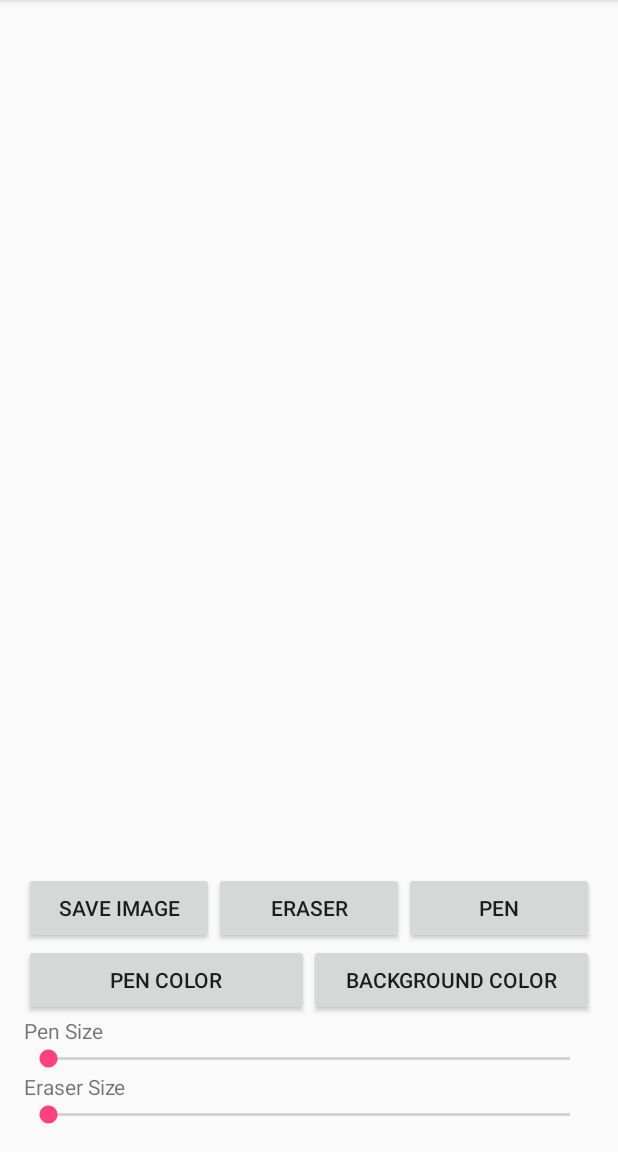
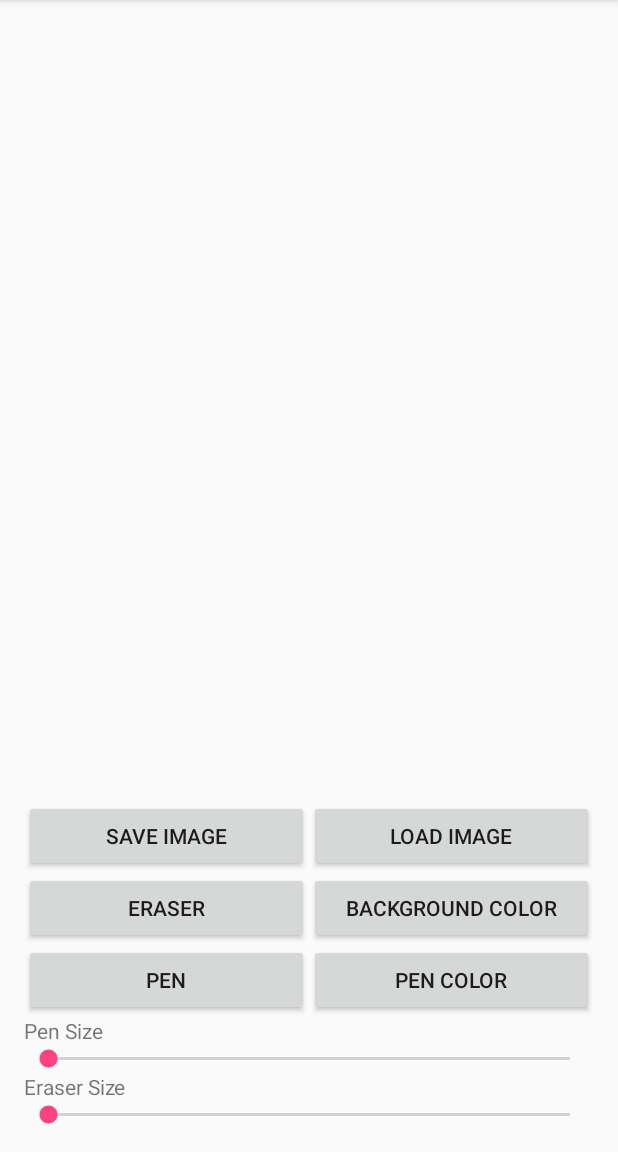
Before and after one commit to mukeshsolanki/DrawingView-Android, an Android app: the screen it shows after launch (MainActivity), after a tap on "SAVE IMAGE", on a phone screen of 412 x 824 dp, the part 84-1236 px from its top. Run offline under Robolectric (Android 15) with nearby library versions, the light colour scheme and no system bars; libraries missing offline, so code that uses them is left out: com.pavelsikun.vintagechroma.

Commit message:
Loading previous images

```diff
--- a/app/src/main/java/com/mukesh/drawingview/example/MainActivity.java
+++ b/app/src/main/java/com/mukesh/drawingview/example/MainActivity.java
@@ -1,11 +1,13 @@
 package com.mukesh.drawingview.example;
 
 import android.graphics.Bitmap;
+import android.graphics.BitmapFactory;
 import android.graphics.Color;
 import android.os.Bundle;
 import android.os.Environment;
 import android.support.annotation.ColorInt;
 import android.support.v7.app.AppCompatActivity;
+import android.util.Log;
 import android.view.View;
 import android.widget.Button;
 import android.widget.SeekBar;
@@ -17,7 +19,8 @@ import com.pavelsikun.vintagechroma.colormode.ColorMode;
 
 public class MainActivity extends AppCompatActivity
     implements View.OnClickListener, SeekBar.OnSeekBarChangeListener {
-  private Button mSaveButton, mPenButton, mEraserButton, mPenColorButton, mBackgroundColorButton;
+  private Button mSaveButton, mPenButton, mEraserButton, mPenColorButton, mBackgroundColorButton,
+      mLoadButton;
   private DrawingView mDrawingView;
   private SeekBar mPenSizeSeekbar, mEraserSeekbar;
 
@@ -36,11 +39,13 @@ public class MainActivity extends AppCompatActivity
     mBackgroundColorButton.setOnClickListener(this);
     mPenSizeSeekbar.setOnSeekBarChangeListener(this);
     mEraserSeekbar.setOnSeekBarChangeListener(this);
+    mLoadButton.setOnClickListener(this);
   }
 
   private void initializeUI() {
     mDrawingView = (DrawingView) findViewById(R.id.scratch_pad);
     mSaveButton = (Button) findViewById(R.id.save_button);
+    mLoadButton = (Button) findViewById(R.id.load_button);
     mPenButton = (Button) findViewById(R.id.pen_button);
     mEraserButton = (Button) findViewById(R.id.eraser_button);
     mPenColorButton = (Button) findViewById(R.id.pen_color_button);
@@ -54,6 +59,11 @@ public class MainActivity extends AppCompatActivity
       case R.id.save_button:
         mDrawingView.saveImage(Environment.getExternalStorageDirectory().toString(), "test",
             Bitmap.CompressFormat.PNG, 100);
+        break;
+      case R.id.load_button:
+        Log.d("saveImage", "quality cannot be");
+        mDrawingView.loadImage(BitmapFactory.decodeResource(getResources(), R.raw.image));
+        Log.d("saveImage", "quality cannot bter that 100");
         break;
       case R.id.pen_button:
         mDrawingView.initializePen();
--- a/app/src/main/res/layout/activity_main.xml
+++ b/app/src/main/res/layout/activity_main.xml
@@ -34,6 +34,18 @@
           android:text="Save Image"
           />
       <Button
+          android:id="@+id/load_button"
+          android:layout_width="0dp"
+          android:layout_height="wrap_content"
+          android:layout_weight="1"
+          android:text="Load Image"
+          />
+    </LinearLayout>
+    <LinearLayout
+        android:layout_width="match_parent"
+        android:layout_height="wrap_content"
+        >
+      <Button
           android:id="@+id/eraser_button"
           android:layout_width="0dp"
           android:layout_height="wrap_content"
@@ -41,11 +53,11 @@
           android:text="Eraser"
           />
       <Button
-          android:id="@+id/pen_button"
+          android:id="@+id/background_color_button"
           android:layout_width="0dp"
-          android:layout_height="wrap_content"
+          android:layout_height="match_parent"
           android:layout_weight="1"
-          android:text="Pen"
+          android:text="Background Color"
           />
     </LinearLayout>
     <LinearLayout
@@ -53,18 +65,18 @@
         android:layout_height="wrap_content"
         >
       <Button
+          android:id="@+id/pen_button"
+          android:layout_width="0dp"
+          android:layout_height="wrap_content"
+          android:layout_weight="1"
+          android:text="Pen"
+          />
+      <Button
           android:id="@+id/pen_color_button"
           android:layout_width="0dp"
           android:layout_height="match_parent"
           android:layout_weight="1"
           android:text="Pen Color"
-          />
-      <Button
-          android:id="@+id/background_color_button"
-          android:layout_width="0dp"
-          android:layout_height="match_parent"
-          android:layout_weight="1"
-          android:text="Background Color"
           />
     </LinearLayout>
   </LinearLayout>
--- a/drawingview/src/main/java/com/mukesh/DrawingView.java
+++ b/drawingview/src/main/java/com/mukesh/DrawingView.java
@@ -183,9 +183,10 @@ public class DrawingView extends View {
     return mPaint.getColor();
   }
 
-  public void loadImage(Bitmap bitmap){
-    this.mBitmap = bitmap.copy(Bitmap.Config.ARGB_8888,true);
+  public void loadImage(Bitmap bitmap) {
+    mBitmap = bitmap.copy(Bitmap.Config.ARGB_8888, true);
     bitmap.recycle();
+    invalidate();
   }
 
   public boolean saveImage(String filePath, String filename, Bitmap.CompressFormat format,
```
Also changed, not shown: app/src/main/res/raw/image.png (added).
